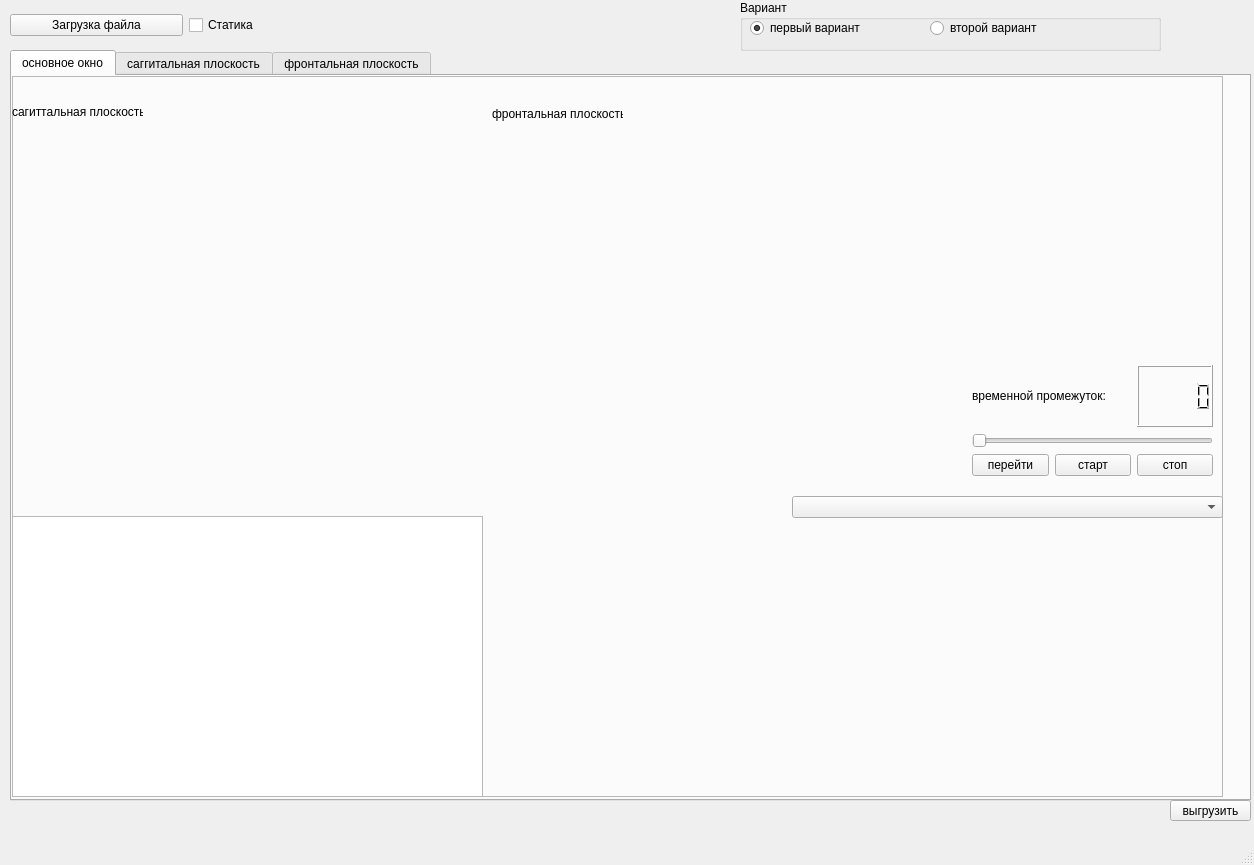
This is data/design_1_0_.ui in nikolamilchev/gui as Qt 5 draws it before an edit. The edited form follows.
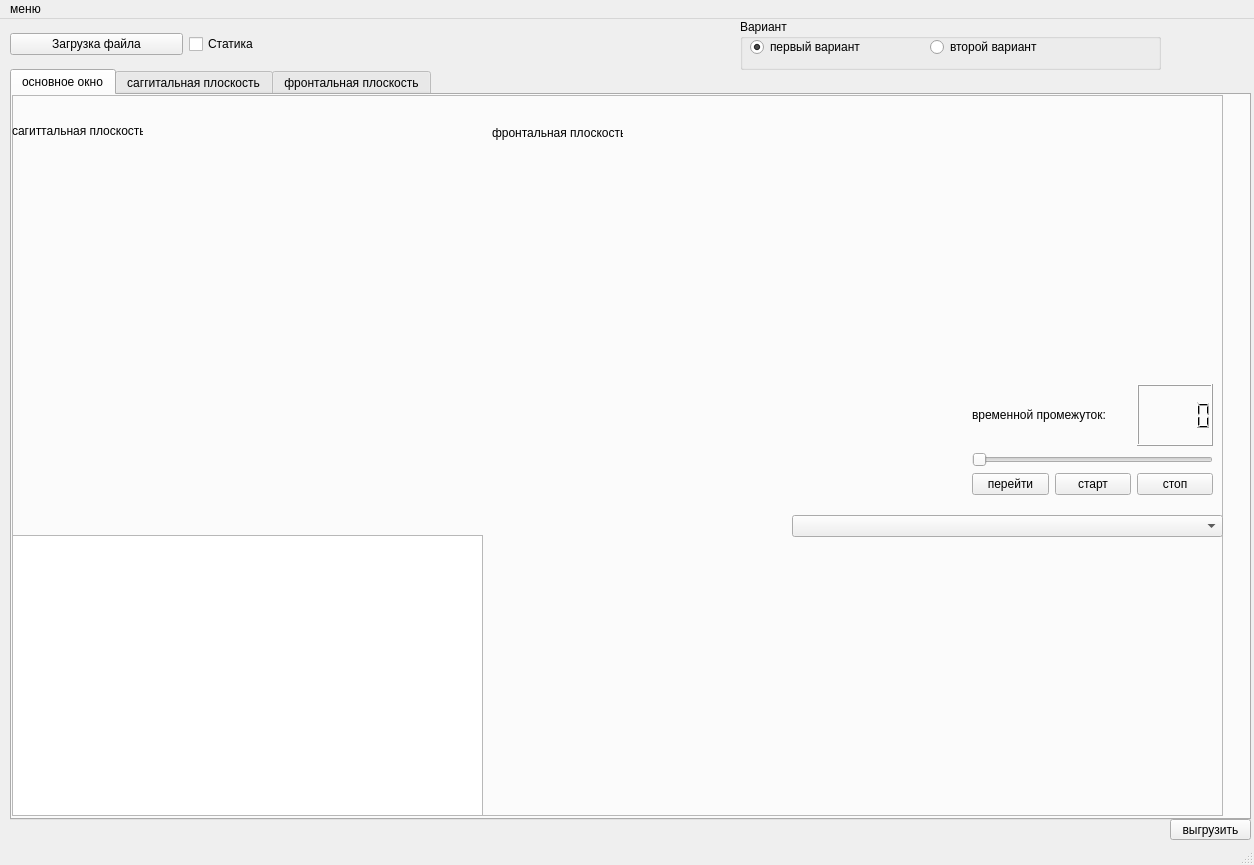
This is the edited form. Custom widgets are drawn as their Qt base class.

The edit to the form file:
```diff
--- a/data/design_1_0_.ui
+++ b/data/design_1_0_.ui
@@ -443,6 +443,14 @@
      <height>21</height>
     </rect>
    </property>
+   <widget class="QMenu" name="menu">
+    <property name="title">
+     <string>меню</string>
+    </property>
+    <addaction name="action_4"/>
+    <addaction name="action_5"/>
+   </widget>
+   <addaction name="menu"/>
   </widget>
   <widget class="QStatusBar" name="statusbar"/>
   <action name="action">
```
Left out of the diff: 10 changed lines with no effect on the pictures.
